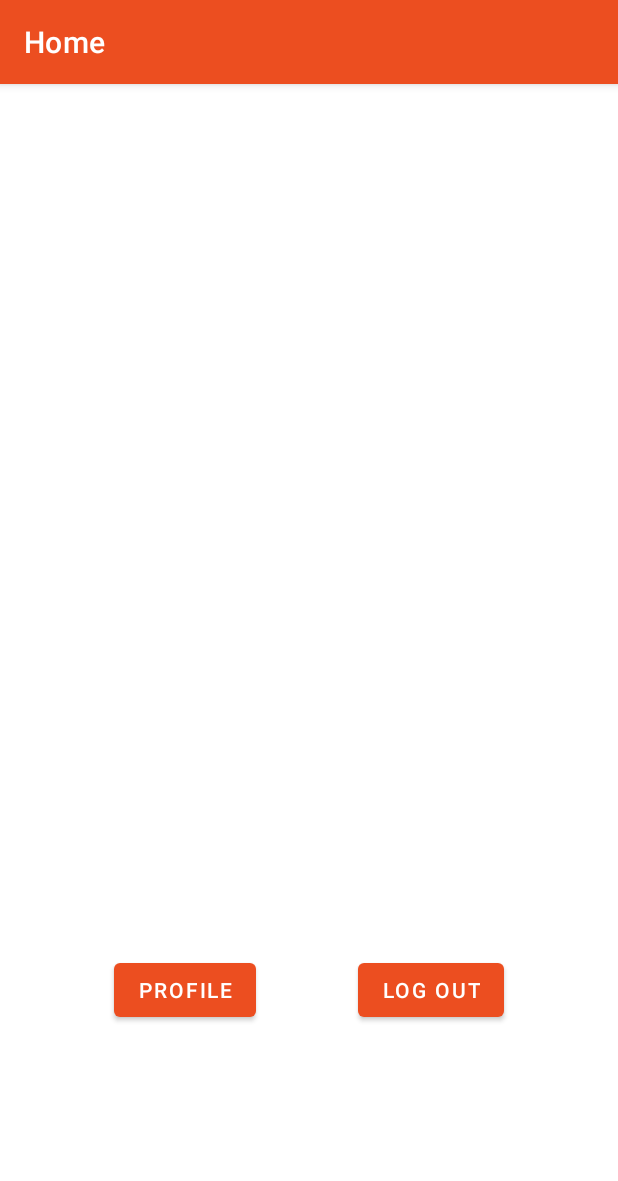
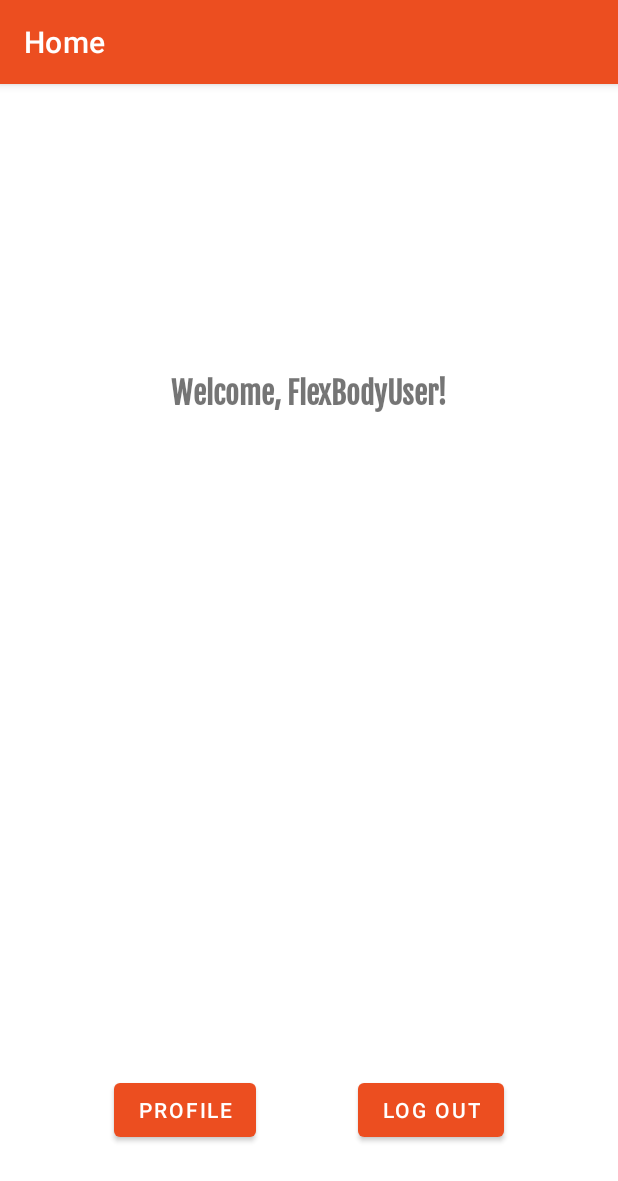
Before and after one commit to AND102-FlexBody/FlexBody, an Android app: the fragment HomeFragment shown on its own in the app's theme, on a phone screen of 412 x 824 dp. Shown: the top 1181 px of the screen. Run offline under Robolectric (Android 15) with nearby library versions, the phone set to English and light mode, and no system bars; libraries missing offline, so code that uses them is left out: com.parse; 1 statement that could not run was skipped.

Commit message:
Add basic text to home screen(can be changed), add basic profile functionality

```diff
--- a/flexbodyapp/app/src/main/java/com/codepath/flexbody/ProfileActivity.kt
+++ b/flexbodyapp/app/src/main/java/com/codepath/flexbody/ProfileActivity.kt
@@ -1,12 +1,18 @@
 package com.codepath.flexbody
 
 import android.os.Bundle
+import android.widget.TextView
 import androidx.appcompat.app.AppCompatActivity
+import com.parse.ParseUser
 
 class ProfileActivity : AppCompatActivity() {
     override fun onCreate(savedInstanceState: Bundle?) {
         super.onCreate(savedInstanceState)
         setContentView(R.layout.activity_profile)
         this.title = "Profile"
+
+        findViewById<TextView>(R.id.userNameTV).text = ParseUser.getCurrentUser()?.username
+        findViewById<TextView>(R.id.emailTV).text = ParseUser.getCurrentUser()?.email
+
     }
 }
--- a/flexbodyapp/app/src/main/java/com/codepath/flexbody/fragments/HomeFragment.kt
+++ b/flexbodyapp/app/src/main/java/com/codepath/flexbody/fragments/HomeFragment.kt
@@ -6,6 +6,7 @@ import android.view.LayoutInflater
 import android.view.View
 import android.view.ViewGroup
 import android.widget.Button
+import android.widget.TextView
 import androidx.fragment.app.Fragment
 import com.codepath.flexbody.ProfileActivity
 import com.codepath.flexbody.R
@@ -25,6 +26,9 @@ class HomeFragment : Fragment() {
 
     override fun onViewCreated(view: View, savedInstanceState: Bundle?) {
 
+        view.findViewById<TextView>(R.id.homeText).text =
+            "Welcome, ${ParseUser.getCurrentUser()?.username}!"
+
         view.findViewById<Button>(R.id.logOutButton).setOnClickListener {
             ParseUser.logOut()
             activity?.finish()
--- a/flexbodyapp/app/src/main/res/layout/fragment_home.xml
+++ b/flexbodyapp/app/src/main/res/layout/fragment_home.xml
@@ -6,31 +6,49 @@
     android:layout_height="match_parent"
     tools:context=".fragments.HomeFragment">
 
+
+    <TextView
+        android:id="@+id/homeText"
+        android:layout_width="wrap_content"
+        android:layout_height="wrap_content"
+        android:layout_gravity="center"
+        android:layout_marginTop="0dp"
+        android:layout_marginBottom="254dp"
+        android:fontFamily="@font/fjalla_one"
+        android:text="@string/welcome_flexbodyuser"
+        android:textAlignment="center"
+        android:textSize="20sp"
+        android:textStyle="bold"
+        app:layout_constraintBottom_toTopOf="@+id/logOutButton"
+        app:layout_constraintEnd_toEndOf="parent"
+        app:layout_constraintStart_toStartOf="parent"
+        app:layout_constraintTop_toTopOf="parent" />
+
     <Button
         android:id="@+id/logOutButton"
         android:layout_width="wrap_content"
         android:layout_height="wrap_content"
         android:layout_marginStart="8dp"
-        android:layout_marginTop="500dp"
+        android:layout_marginTop="229dp"
         android:layout_marginEnd="16dp"
         android:layout_marginBottom="60dp"
         android:text="@string/log_out"
         app:layout_constraintBottom_toBottomOf="parent"
         app:layout_constraintEnd_toEndOf="parent"
         app:layout_constraintStart_toEndOf="@+id/goToProfileBtn"
-        app:layout_constraintTop_toTopOf="parent" />
+        app:layout_constraintTop_toBottomOf="@+id/emptySearch" />
 
     <Button
         android:id="@+id/goToProfileBtn"
         android:layout_width="wrap_content"
         android:layout_height="wrap_content"
         android:layout_marginStart="16dp"
-        android:layout_marginTop="500dp"
+        android:layout_marginTop="229dp"
         android:layout_marginBottom="60dp"
         android:text="@string/profile"
         app:layout_constraintBottom_toBottomOf="parent"
         app:layout_constraintEnd_toStartOf="@+id/logOutButton"
         app:layout_constraintStart_toStartOf="parent"
-        app:layout_constraintTop_toTopOf="parent" />
+        app:layout_constraintTop_toBottomOf="@+id/emptySearch" />
 
 </androidx.constraintlayout.widget.ConstraintLayout>
--- a/flexbodyapp/app/src/main/res/values/strings.xml
+++ b/flexbodyapp/app/src/main/res/values/strings.xml
@@ -33,5 +33,6 @@
     <string name="email">Email:</string>
     <string name="flexbodyuser">FlexBodyUser</string>
     <string name="flexbody_gmail_com">flexbody@gmail.com</string>
+    <string name="welcome_flexbodyuser">Welcome, FlexBodyUser!</string>
 
 </resources>
```
Also changed, not shown: flexbodyapp/app/src/main/res/layout/activity_profile.xml (+7 -5 lines), flexbodyapp/app/src/main/res/layout/fragment_profile.xml (deleted, +0 -14 lines).
